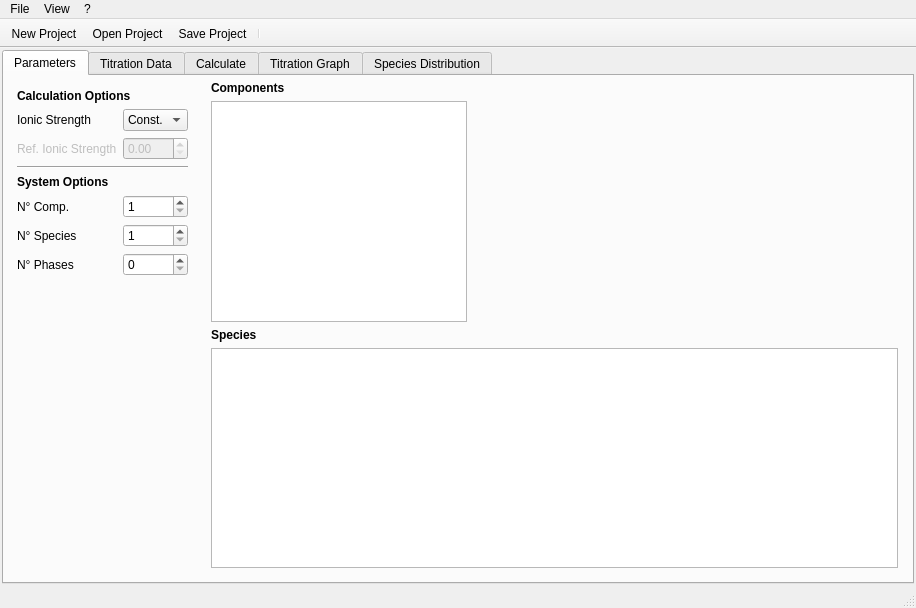
Kastakin/PyES, file src/main/python/ui/sssc_main.ui: the form before one commit.
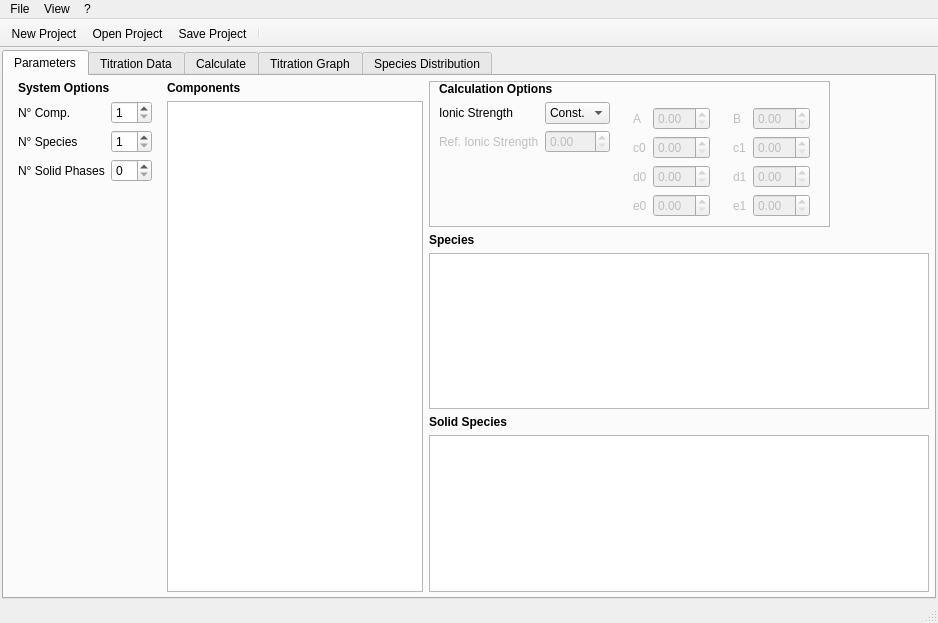
The form after the commit. Icons and pictures are not drawn. Custom widgets are drawn as their Qt base class.

Commit message: Add model functionalities for solid and ionic str

Diff of the .ui file:
```diff
--- a/src/main/python/ui/sssc_main.ui
+++ b/src/main/python/ui/sssc_main.ui
@@ -6,8 +6,8 @@
    <rect>
     <x>0</x>
     <y>0</y>
-    <width>916</width>
-    <height>608</height>
+    <width>938</width>
+    <height>623</height>
    </rect>
   </property>
   <property name="sizePolicy">
@@ -63,7 +63,7 @@
        <attribute name="title">
         <string>Parameters</string>
        </attribute>
-       <layout class="QHBoxLayout" name="horizontalLayout" stretch="0,0">
+       <layout class="QHBoxLayout" name="horizontalLayout" stretch="0,0,0">
         <property name="sizeConstraint">
          <enum>QLayout::SetDefaultConstraint</enum>
         </property>
@@ -80,85 +80,12 @@
          <number>5</number>
         </property>
         <item>
-         <layout class="QFormLayout" name="formLayout">
-          <property name="leftMargin">
-           <number>8</number>
-          </property>
+         <widget class="QWidget" name="widget_9" native="true">
+          <layout class="QFormLayout" name="formLayout_5">
           <property name="topMargin">
-           <number>8</number>
-          </property>
-          <property name="rightMargin">
-           <number>8</number>
-          </property>
-          <item row="0" column="0" colspan="2">
-           <widget class="QLabel" name="calc_opt_label">
-            <property name="text">
-             <string>&lt;html&gt;&lt;head/&gt;&lt;body&gt;&lt;p&gt;&lt;span style=&quot; font-weight:600;&quot;&gt;Calculation Options&lt;/span&gt;&lt;/p&gt;&lt;/body&gt;&lt;/html&gt;</string>
-            </property>
-           </widget>
-          </item>
+            <number>0</number>
+           </property>
           <item row="1" column="0">
-           <widget class="QLabel" name="imode">
-            <property name="text">
-             <string>Ionic Strength</string>
-            </property>
-           </widget>
-          </item>
-          <item row="1" column="1">
-           <widget class="QComboBox" name="imode_label">
-            <property name="sizePolicy">
-             <sizepolicy hsizetype="Minimum" vsizetype="Fixed">
-              <horstretch>0</horstretch>
-              <verstretch>0</verstretch>
-             </sizepolicy>
-            </property>
-            <property name="statusTip">
-             <string>Constant/variable ionic strenght.</string>
-            </property>
-            <item>
-             <property name="text">
-              <string>Const.</string>
-             </property>
-            </item>
-            <item>
-             <property name="text">
-              <string>Var.</string>
-             </property>
-            </item>
-           </widget>
-          </item>
-          <item row="2" column="0">
-           <widget class="QLabel" name="reference_ionic_label">
-            <property name="enabled">
-             <bool>false</bool>
-            </property>
-            <property name="text">
-             <string>Ref. Ionic Strength</string>
-            </property>
-           </widget>
-          </item>
-          <item row="2" column="1">
-           <widget class="QDoubleSpinBox" name="reference_ionic">
-            <property name="enabled">
-             <bool>false</bool>
-            </property>
-           </widget>
-          </item>
-          <item row="3" column="0" colspan="2">
-           <widget class="Line" name="param_sep">
-            <property name="orientation">
-             <enum>Qt::Horizontal</enum>
-            </property>
-           </widget>
-          </item>
-          <item row="4" column="0" colspan="2">
-           <widget class="QLabel" name="sys_opt_label">
-            <property name="text">
-             <string>&lt;html&gt;&lt;head/&gt;&lt;body&gt;&lt;p&gt;&lt;span style=&quot; font-weight:600;&quot;&gt;System Options&lt;/span&gt;&lt;/p&gt;&lt;/body&gt;&lt;/html&gt;</string>
-            </property>
-           </widget>
-          </item>
-          <item row="5" column="0">
            <widget class="QLabel" name="comp_label">
             <property name="sizePolicy">
              <sizepolicy hsizetype="Maximum" vsizetype="Preferred">
@@ -171,10 +98,10 @@
             </property>
            </widget>
           </item>
-          <item row="5" column="1">
+           <item row="1" column="1">
            <widget class="QSpinBox" name="numComp">
             <property name="sizePolicy">
-             <sizepolicy hsizetype="Minimum" vsizetype="Fixed">
+              <sizepolicy hsizetype="Maximum" vsizetype="Fixed">
               <horstretch>0</horstretch>
               <verstretch>0</verstretch>
              </sizepolicy>
@@ -187,7 +114,7 @@
             </property>
            </widget>
           </item>
-          <item row="6" column="0">
+           <item row="2" column="0">
            <widget class="QLabel" name="species_label">
             <property name="sizePolicy">
              <sizepolicy hsizetype="Maximum" vsizetype="Preferred">
@@ -200,10 +127,10 @@
             </property>
            </widget>
           </item>
-          <item row="6" column="1">
+           <item row="2" column="1">
            <widget class="QSpinBox" name="numSpecies">
             <property name="sizePolicy">
-             <sizepolicy hsizetype="Minimum" vsizetype="Fixed">
+              <sizepolicy hsizetype="Maximum" vsizetype="Fixed">
               <horstretch>0</horstretch>
               <verstretch>0</verstretch>
              </sizepolicy>
@@ -216,7 +143,7 @@
             </property>
            </widget>
           </item>
-          <item row="7" column="0">
+           <item row="3" column="0">
            <widget class="QLabel" name="phases_label">
             <property name="sizePolicy">
              <sizepolicy hsizetype="Maximum" vsizetype="Preferred">
@@ -225,14 +152,14 @@
              </sizepolicy>
             </property>
             <property name="text">
-             <string>N° Phases</string>
+              <string>N° Solid Phases</string>
             </property>
            </widget>
           </item>
-          <item row="7" column="1">
+           <item row="3" column="1">
            <widget class="QSpinBox" name="numPhases">
             <property name="sizePolicy">
-             <sizepolicy hsizetype="Minimum" vsizetype="Fixed">
+              <sizepolicy hsizetype="Maximum" vsizetype="Fixed">
               <horstretch>0</horstretch>
               <verstretch>0</verstretch>
              </sizepolicy>
@@ -248,16 +175,45 @@
             </property>
            </widget>
           </item>
-         </layout>
+           <item row="0" column="0" colspan="2">
+            <widget class="QLabel" name="sys_opt_label">
+             <property name="text">
+              <string>&lt;html&gt;&lt;head/&gt;&lt;body&gt;&lt;p&gt;&lt;span style=&quot; font-weight:600;&quot;&gt;System Options&lt;/span&gt;&lt;/p&gt;&lt;/body&gt;&lt;/html&gt;</string>
+             </property>
+            </widget>
+           </item>
+          </layout>
+         </widget>
         </item>
         <item>
-         <widget class="QWidget" name="widget_2" native="true">
-          <layout class="QVBoxLayout" name="verticalLayout" stretch="0,0,0,0">
+         <widget class="QWidget" name="widget_6" native="true">
+          <property name="sizePolicy">
+           <sizepolicy hsizetype="Maximum" vsizetype="Preferred">
+            <horstretch>0</horstretch>
+            <verstretch>0</verstretch>
+           </sizepolicy>
+          </property>
+          <layout class="QVBoxLayout" name="verticalLayout_8">
+           <property name="leftMargin">
+            <number>0</number>
+           </property>
            <property name="topMargin">
             <number>0</number>
            </property>
+           <property name="rightMargin">
+            <number>0</number>
+           </property>
+           <property name="bottomMargin">
+            <number>0</number>
+           </property>
            <item>
             <widget class="QLabel" name="tab_comp_label">
+             <property name="sizePolicy">
+              <sizepolicy hsizetype="Maximum" vsizetype="Preferred">
+               <horstretch>0</horstretch>
+               <verstretch>0</verstretch>
+              </sizepolicy>
+             </property>
              <property name="text">
               <string>&lt;html&gt;&lt;head/&gt;&lt;body&gt;&lt;p&gt;&lt;span style=&quot; font-weight:600;&quot;&gt;Components&lt;/span&gt;&lt;/p&gt;&lt;/body&gt;&lt;/html&gt;</string>
              </property>
@@ -280,6 +236,357 @@
              <property name="editTriggers">
               <set>QAbstractItemView::AnyKeyPressed|QAbstractItemView::DoubleClicked|QAbstractItemView::EditKeyPressed|QAbstractItemView::SelectedClicked</set>
              </property>
+             <attribute name="verticalHeaderVisible">
+              <bool>false</bool>
+             </attribute>
+            </widget>
+           </item>
+          </layout>
+         </widget>
+        </item>
+        <item>
+         <widget class="QWidget" name="widget_2" native="true">
+          <layout class="QVBoxLayout" name="verticalLayout" stretch="0,0,0,0,0">
+           <property name="leftMargin">
+            <number>0</number>
+           </property>
+           <property name="topMargin">
+            <number>0</number>
+           </property>
+           <property name="rightMargin">
+            <number>0</number>
+           </property>
+           <property name="bottomMargin">
+            <number>0</number>
+           </property>
+           <item>
+            <widget class="QFrame" name="frame_5">
+             <property name="sizePolicy">
+              <sizepolicy hsizetype="Maximum" vsizetype="Maximum">
+               <horstretch>0</horstretch>
+               <verstretch>0</verstretch>
+              </sizepolicy>
+             </property>
+             <property name="frameShape">
+              <enum>QFrame::StyledPanel</enum>
+             </property>
+             <property name="frameShadow">
+              <enum>QFrame::Sunken</enum>
+             </property>
+             <layout class="QHBoxLayout" name="horizontalLayout_6">
+              <property name="spacing">
+               <number>5</number>
+              </property>
+              <property name="leftMargin">
+               <number>0</number>
+              </property>
+              <property name="topMargin">
+               <number>0</number>
+              </property>
+              <property name="rightMargin">
+               <number>10</number>
+              </property>
+              <property name="bottomMargin">
+               <number>0</number>
+              </property>
+              <item>
+               <widget class="QWidget" name="widget_7" native="true">
+                <property name="sizePolicy">
+                 <sizepolicy hsizetype="Maximum" vsizetype="Preferred">
+                  <horstretch>0</horstretch>
+                  <verstretch>0</verstretch>
+                 </sizepolicy>
+                </property>
+                <layout class="QFormLayout" name="formLayout_3">
+                 <property name="topMargin">
+                  <number>0</number>
+                 </property>
+                 <item row="1" column="0">
+                  <widget class="QLabel" name="imode_label">
+                   <property name="text">
+                    <string>Ionic Strength</string>
+                   </property>
+                  </widget>
+                 </item>
+                 <item row="1" column="1">
+                  <widget class="QComboBox" name="imode">
+                   <property name="sizePolicy">
+                    <sizepolicy hsizetype="Maximum" vsizetype="Fixed">
+                     <horstretch>0</horstretch>
+                     <verstretch>0</verstretch>
+                    </sizepolicy>
+                   </property>
+                   <property name="statusTip">
+                    <string>Constant/variable ionic strength.</string>
+                   </property>
+                   <item>
+                    <property name="text">
+                     <string>Const.</string>
+                    </property>
+                   </item>
+                   <item>
+                    <property name="text">
+                     <string>Var.</string>
+                    </property>
+                   </item>
+                  </widget>
+                 </item>
+                 <item row="2" column="0">
+                  <widget class="QLabel" name="refIonicStr_label">
+                   <property name="enabled">
+                    <bool>false</bool>
+                   </property>
+                   <property name="text">
+                    <string>Ref. Ionic Strength</string>
+                   </property>
+                  </widget>
+                 </item>
+                 <item row="2" column="1">
+                  <widget class="QDoubleSpinBox" name="refIonicStr">
+                   <property name="enabled">
+                    <bool>false</bool>
+                   </property>
+                   <property name="statusTip">
+                    <string>Reference Ionic Strength to be used (if no other ionic strengths are being explicited).</string>
+                   </property>
+                   <property name="singleStep">
+                    <double>0.050000000000000</double>
+                   </property>
+                  </widget>
+                 </item>
+                 <item row="0" column="0" colspan="2">
+                  <widget class="QLabel" name="calc_opt_label">
+                   <property name="sizePolicy">
+                    <sizepolicy hsizetype="Preferred" vsizetype="Maximum">
+                     <horstretch>0</horstretch>
+                     <verstretch>0</verstretch>
+                    </sizepolicy>
+                   </property>
+                   <property name="text">
+                    <string>&lt;html&gt;&lt;head/&gt;&lt;body&gt;&lt;p&gt;&lt;span style=&quot; font-weight:600;&quot;&gt;Calculation Options&lt;/span&gt;&lt;/p&gt;&lt;/body&gt;&lt;/html&gt;</string>
+                   </property>
+                  </widget>
+                 </item>
+                </layout>
+               </widget>
+              </item>
+              <item>
+               <widget class="QWidget" name="widget_8" native="true">
+                <property name="sizePolicy">
+                 <sizepolicy hsizetype="Maximum" vsizetype="Minimum">
+                  <horstretch>0</horstretch>
+                  <verstretch>0</verstretch>
+                 </sizepolicy>
+                </property>
+                <layout class="QFormLayout" name="formLayout_4">
+                 <property name="topMargin">
+                  <number>0</number>
+                 </property>
+                 <item row="0" column="0" colspan="2">
+                  <spacer name="verticalSpacer">
+                   <property name="orientation">
+                    <enum>Qt::Vertical</enum>
+                   </property>
+                   <property name="sizeHint" stdset="0">
+                    <size>
+                     <width>20</width>
+                     <height>19</height>
+                    </size>
+                   </property>
+                  </spacer>
+                 </item>
+                 <item row="1" column="1">
+                  <widget class="QDoubleSpinBox" name="A">
+                   <property name="enabled">
+                    <bool>false</bool>
+                   </property>
+                   <property name="statusTip">
+                    <string>&quot;A&quot; term of the Debye-Hückel equation.</string>
+                   </property>
+                  </widget>
+                 </item>
+                 <item row="1" column="0">
+                  <widget class="QLabel" name="A_label">
+                   <property name="enabled">
+                    <bool>false</bool>
+                   </property>
+                   <property name="text">
+                    <string>A</string>
+                   </property>
+                  </widget>
+                 </item>
+                 <item row="2" column="1">
+                  <widget class="QDoubleSpinBox" name="c0">
+                   <property name="enabled">
+                    <bool>false</bool>
+                   </property>
+                   <property name="statusTip">
+                    <string>&quot;c0&quot; term of the Debye-Hückel equation.</string>
+                   </property>
+                  </widget>
+                 </item>
+                 <item row="2" column="0">
+                  <widget class="QLabel" name="c0_label">
+                   <property name="enabled">
+                    <bool>false</bool>
+                   </property>
+                   <property name="text">
+                    <string>c0</string>
+                   </property>
+                  </widget>
+                 </item>
+                 <item row="3" column="1">
+                  <widget class="QDoubleSpinBox" name="d0">
+                   <property name="enabled">
+                    <bool>false</bool>
+                   </property>
+                   <property name="statusTip">
+                    <string>&quot;d0&quot; term of the Debye-Hückel equation.</string>
+                   </property>
+                  </widget>
+                 </item>
+                 <item row="3" column="0">
+                  <widget class="QLabel" name="d0_label">
+                   <property name="enabled">
+                    <bool>false</bool>
+                   </property>
+                   <property name="text">
+                    <string>d0</string>
+                   </property>
+                  </widget>
+                 </item>
+                 <item row="4" column="1">
+                  <widget class="QDoubleSpinBox" name="e0">
+                   <property name="enabled">
+                    <bool>false</bool>
+                   </property>
+                   <property name="statusTip">
+                    <string>&quot;e0&quot; term of the Debye-Hückel equation.</string>
+                   </property>
+                  </widget>
+                 </item>
+                 <item row="4" column="0">
+                  <widget class="QLabel" name="e0_label">
+                   <property name="enabled">
+                    <bool>false</bool>
+                   </property>
+                   <property name="text">
+                    <string>e0</string>
+                   </property>
+                  </widget>
+                 </item>
+                </layout>
+               </widget>
+              </item>
+              <item>
+               <widget class="QWidget" name="widget_10" native="true">
+                <property name="sizePolicy">
+                 <sizepolicy hsizetype="Maximum" vsizetype="Minimum">
+                  <horstretch>0</horstretch>
+                  <verstretch>0</verstretch>
+                 </sizepolicy>
+                </property>
+                <layout class="QFormLayout" name="formLayout_6">
+                 <property name="topMargin">
+                  <number>0</number>
+                 </property>
+                 <item row="0" column="0" colspan="2">
+                  <spacer name="verticalSpacer_2">
+                   <property name="orientation">
+                    <enum>Qt::Vertical</enum>
+                   </property>
+                   <property name="sizeHint" stdset="0">
+                    <size>
+                     <width>20</width>
+                     <height>19</height>
+                    </size>
+                   </property>
+                  </spacer>
+                 </item>
+                 <item row="1" column="0">
+                  <widget class="QLabel" name="B_label">
+                   <property name="enabled">
+                    <bool>false</bool>
+                   </property>
+                   <property name="text">
+                    <string>B</string>
+                   </property>
+                  </widget>
+                 </item>
+                 <item row="1" column="1">
+                  <widget class="QDoubleSpinBox" name="B">
+                   <property name="enabled">
+                    <bool>false</bool>
+                   </property>
+                   <property name="statusTip">
+                    <string>&quot;B&quot; term of the Debye-Hückel equation.</string>
+                   </property>
+                  </widget>
+                 </item>
+                 <item row="2" column="0">
+                  <widget class="QLabel" name="c1_label">
+                   <property name="enabled">
+                    <bool>false</bool>
+                   </property>
+                   <property name="text">
+                    <string>c1</string>
+                   </property>
+                  </widget>
+                 </item>
+                 <item row="2" column="1">
+                  <widget class="QDoubleSpinBox" name="c1">
+                   <property name="enabled">
+                    <bool>false</bool>
+                   </property>
+                   <property name="statusTip">
+                    <string>&quot;c1&quot; term of the Debye-Hückel equation.</string>
+                   </property>
+                  </widget>
+                 </item>
+                 <item row="3" column="0">
+                  <widget class="QLabel" name="d1_label">
+                   <property name="enabled">
+                    <bool>false</bool>
+                   </property>
+                   <property name="text">
+                    <string>d1</string>
+                   </property>
+                  </widget>
+                 </item>
+                 <item row="3" column="1">
+                  <widget class="QDoubleSpinBox" name="d1">
+                   <property name="enabled">
+                    <bool>false</bool>
+                   </property>
+                   <property name="statusTip">
+                    <string>&quot;d1&quot; term of the Debye-Hückel equation.</string>
+                   </property>
+                  </widget>
+                 </item>
+                 <item row="4" column="0">
+                  <widget class="QLabel" name="e1_label">
+                   <property name="enabled">
+                    <bool>false</bool>
+                   </property>
+                   <property name="text">
+                    <string>e1</string>
+                   </property>
+                  </widget>
+                 </item>
+                 <item row="4" column="1">
+                  <widget class="QDoubleSpinBox" name="e1">
+                   <property name="enabled">
+                    <bool>false</bool>
+                   </property>
+                   <property name="statusTip">
+                    <string>&quot;e1&quot; term of the Debye-Hückel equation.</string>
+                   </property>
+                  </widget>
+                 </item>
+                </layout>
+               </widget>
+              </item>
+             </layout>
             </widget>
            </item>
            <item>
@@ -299,6 +606,23 @@
              </attribute>
             </widget>
            </item>
+           <item>
+            <widget class="QLabel" name="tab_solid_species_label">
+             <property name="text">
+              <string>&lt;html&gt;&lt;head/&gt;&lt;body&gt;&lt;p&gt;&lt;span style=&quot; font-weight:600;&quot;&gt;Solid Species&lt;/span&gt;&lt;/p&gt;&lt;/body&gt;&lt;/html&gt;</string>
+             </property>
+            </widget>
+           </item>
+           <item>
+            <widget class="QTableView" name="solidSpeciesView">
+             <property name="sizeAdjustPolicy">
+              <enum>QAbstractScrollArea::AdjustIgnored</enum>
+             </property>
+             <attribute name="horizontalHeaderCascadingSectionResizes">
+              <bool>true</bool>
+             </attribute>
+            </widget>
+           </item>
           </layout>
          </widget>
         </item>
@@ -828,7 +1152,7 @@
     <rect>
      <x>0</x>
      <y>0</y>
-     <width>916</width>
+     <width>938</width>
      <height>24</height>
     </rect>
    </property>
```
Left out of the diff: 52 changed lines with no effect on the pictures. Lines whose indentation alone changed are shown as unchanged. The commit also changes 11 other files.
